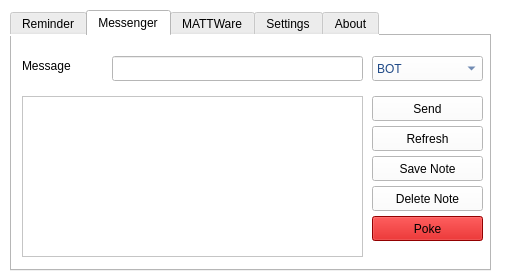
Qt form Design/MATTBot_v2.ui (HLRobotics/MATTBot_Infinity) before a commit.
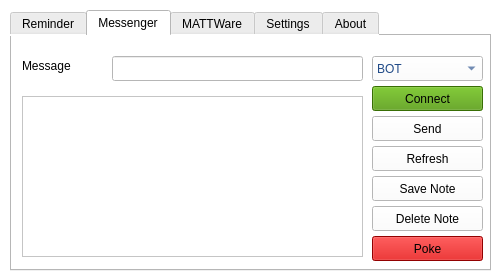
The same form after that commit. The open tabs and pages were chosen to show the change. Icons and pictures are not drawn.

The edit to the form file:
```diff
--- a/Design/MATTBot_v2.ui
+++ b/Design/MATTBot_v2.ui
@@ -6,7 +6,7 @@
    <rect>
     <x>0</x>
     <y>0</y>
-    <width>507</width>
+    <width>502</width>
     <height>279</height>
    </rect>
   </property>
@@ -231,7 +231,7 @@
      <property name="geometry">
       <rect>
        <x>360</x>
-       <y>90</y>
+       <y>110</y>
        <width>111</width>
        <height>25</height>
       </rect>
@@ -244,7 +244,7 @@
      <property name="geometry">
       <rect>
        <x>360</x>
-       <y>60</y>
+       <y>80</y>
        <width>111</width>
        <height>25</height>
       </rect>
@@ -285,7 +285,7 @@
      <property name="geometry">
       <rect>
        <x>360</x>
-       <y>120</y>
+       <y>140</y>
        <width>111</width>
        <height>25</height>
       </rect>
@@ -298,7 +298,7 @@
      <property name="geometry">
       <rect>
        <x>360</x>
-       <y>150</y>
+       <y>170</y>
        <width>111</width>
        <height>25</height>
       </rect>
@@ -311,7 +311,7 @@
      <property name="geometry">
       <rect>
        <x>360</x>
-       <y>180</y>
+       <y>200</y>
        <width>111</width>
        <height>25</height>
       </rect>
@@ -323,6 +323,22 @@
       <string>Poke</string>
      </property>
     </widget>
+    <widget class="QPushButton" name="pushButton_15">
+     <property name="geometry">
+      <rect>
+       <x>360</x>
+       <y>50</y>
+       <width>111</width>
+       <height>25</height>
+      </rect>
+     </property>
+     <property name="styleSheet">
+      <string notr="true">background-color: rgb(78, 154, 6);</string>
+     </property>
+     <property name="text">
+      <string>Connect</string>
+     </property>
+    </widget>
    </widget>
    <widget class="QWidget" name="tab_5">
     <attribute name="title">
```
Left out of the diff: 5 changed lines with no effect on the pictures.
